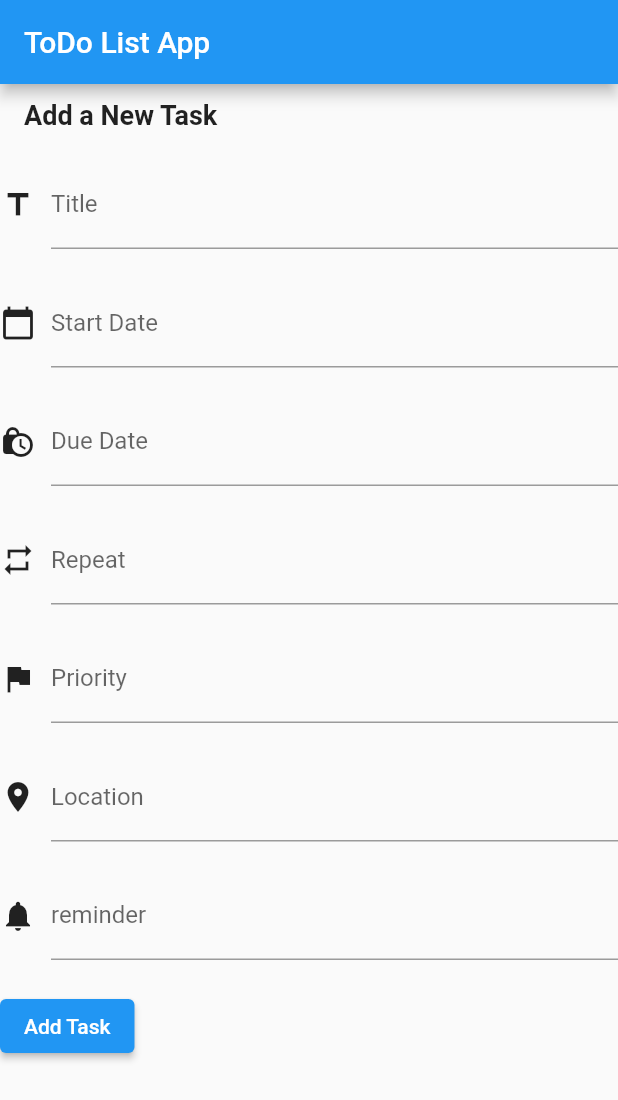
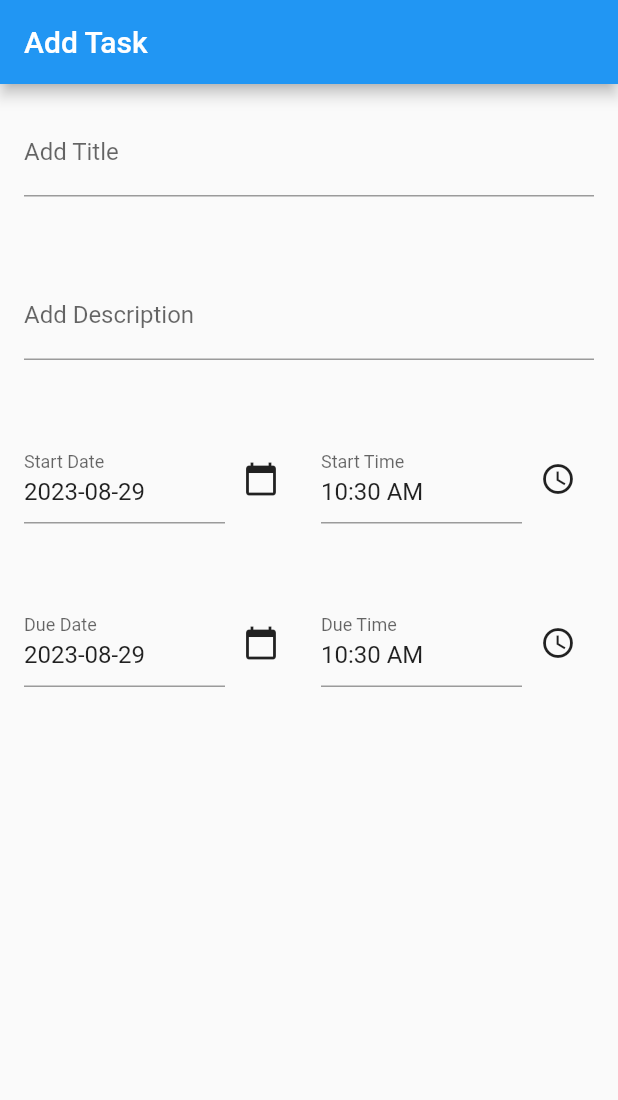
Before and after one commit to ZainR10/to-do-list-flutter-app, a Flutter app: the screen it shows after launch, on a phone screen of 412 x 824 dp. Shown: the top 1100 px of the screen. Run offline on Flutter 3.47's test engine with Material 2 defaults, Android fonts, the phone set to English and light mode, and no system bars; our stand-ins replace curved_navigation_bar.

Commit message:
made the code and ui simple

```diff
--- a/lib/add_task_list.dart
+++ b/lib/add_task_list.dart
@@ -1,126 +1,175 @@
 import 'package:flutter/material.dart';
 
 class AddTasklist extends StatefulWidget {
-  const AddTasklist({super.key});
-
   @override
   State<AddTasklist> createState() => _AddTasklistState();
 }
 
 class _AddTasklistState extends State<AddTasklist> {
-  final titleController = TextEditingController();
-  final startDateController = TextEditingController();
-  final dueDateController = TextEditingController();
-  final repeatController = TextEditingController();
-  final priorityController = TextEditingController();
-  final locationController = TextEditingController();
-  final reminderController = TextEditingController();
-  final List<Map<String, dynamic>> tasks = [];
+  //to store title data
+  TextEditingController titleController = TextEditingController();
+  //to store description data
+  TextEditingController descriptionController = TextEditingController();
+  //it is  default time for each of the respective fields
+  DateTime startDate = DateTime.now();
+  TimeOfDay startTime = TimeOfDay.now();
+  DateTime dueDate = DateTime.now();
+  TimeOfDay dueTime = TimeOfDay.now();
 
-  Widget buildPropertyInput(
-      IconData icon, String label, TextEditingController controller) {
-    return Padding(
-      padding: EdgeInsets.symmetric(vertical: 10),
-      child: Row(
-        children: [
-          Icon(icon),
-          SizedBox(width: 10),
-          Expanded(
-            child: TextField(
-              controller: controller,
-              decoration: InputDecoration(
-                labelText: label,
-              ),
-            ),
-          ),
-        ],
-      ),
+  Future<void> _selectStartDate(BuildContext context) async {
+    final DateTime? pickedDate = await showDatePicker(
+      context: context,
+      initialDate: startDate,
+      firstDate: DateTime(2000),
+      lastDate: DateTime(3000),
     );
+    if (pickedDate != null && pickedDate != startDate) {
+      setState(() {
+        startDate = pickedDate;
+      });
+    }
+  }
+
+  Future<void> _selectStartTime(BuildContext context) async {
+    final TimeOfDay? pickedTime = await showTimePicker(
+      context: context,
+      initialTime: startTime,
+    );
+    if (pickedTime != null) {
+      setState(() {
+        startTime = pickedTime;
+      });
+    }
+  }
+
+  Future<void> _selectDueDate(BuildContext context) async {
+    final DateTime? pickedDate = await showDatePicker(
+      context: context,
+      initialDate: dueDate,
+      firstDate: DateTime(2000),
+      lastDate: DateTime(2101),
+    );
+    if (pickedDate != null && pickedDate != dueDate) {
+      setState(() {
+        dueDate = pickedDate;
+      });
+    }
+  }
+
+  Future<void> _selectDueTime(BuildContext context) async {
+    final TimeOfDay? pickedTime = await showTimePicker(
+      context: context,
+      initialTime: dueTime,
+    );
+    if (pickedTime != null) {
+      setState(() {
+        dueTime = pickedTime;
+      });
+    }
   }
 
   @override
   Widget build(BuildContext context) {
     return Scaffold(
       appBar: AppBar(
-          title: Text('ToDo List App'),
+        title: Text('Add Task'),
       ),
       body: SingleChildScrollView(
+        child: Padding(
+          padding: EdgeInsets.all(16.0),
           child: Column(
             crossAxisAlignment: CrossAxisAlignment.start,
             children: [
-              Padding(
-                padding: EdgeInsets.symmetric(horizontal: 16, vertical: 10),
-                child: Text(
-                  'Add a New Task',
-                  style: TextStyle(fontSize: 18, fontWeight: FontWeight.bold),
+              TextField(
+                controller: titleController,
+                decoration: InputDecoration(labelText: 'Add Title'),
+              ),
+              SizedBox(
+                height: 50.0,
+              ),
+              TextField(
+                controller: descriptionController,
+                decoration: InputDecoration(labelText: 'Add Description'),
+              ),
+              SizedBox(height: 50.0),
+              Row(
+                children: [
+                  Expanded(
+                    child: GestureDetector(
+                      onTap: () => _selectStartDate(context),
+                      child: AbsorbPointer(
+                        child: TextField(
+                          controller: TextEditingController(
+                              text: startDate.toString().split(' ')[0]),
+                          decoration: InputDecoration(labelText: 'Start Date'),
                         ),
                       ),
-              buildPropertyInput(
-                Icons.title,
-                'Title',
-                titleController,
                     ),
-              buildPropertyInput(
-                Icons.calendar_today,
-                'Start Date',
-                startDateController,
                   ),
-              buildPropertyInput(
-                Icons.lock_clock,
-                'Due Date',
-                dueDateController,
+                  IconButton(
+                    icon: Icon(Icons.calendar_today),
+                    onPressed: () => _selectStartDate(context),
                   ),
-              buildPropertyInput(
-                Icons.repeat,
-                'Repeat',
-                repeatController,
+                  SizedBox(width: 16.0),
+                  Expanded(
+                    child: GestureDetector(
+                      onTap: () => _selectStartTime(context),
+                      child: AbsorbPointer(
+                        child: TextField(
+                          controller: TextEditingController(
+                              text: startTime.format(context)),
+                          decoration: InputDecoration(labelText: 'Start Time'),
                         ),
-              buildPropertyInput(
-                Icons.flag,
-                'Priority',
-                priorityController,
                       ),
-              buildPropertyInput(
-                Icons.location_on,
-                'Location',
-                locationController,
                     ),
-              buildPropertyInput(
-                Icons.notifications,
-                'reminder',
-                reminderController,
                   ),
-              Padding(
-                padding: EdgeInsets.symmetric(vertical: 10),
-                child: ElevatedButton(
-                  onPressed: () {
-                    tasks.add({
-                      'title': titleController.text,
-                      'startDate': startDateController.text,
-                      'dueDate': dueDateController.text,
-                      'repeat': repeatController.text,
-                      'priorityColor': priorityController.text,
-                      'location': locationController.text,
-                    });
-                    setState(() {});
-                  },
-                  child: Text('Add Task'),
-                ),
+                  IconButton(
+                    icon: Icon(Icons.access_time),
+                    onPressed: () => _selectStartTime(context),
                   ),
                 ],
               ),
-        ));
-  }
-
-  Widget buildPropertyDisplay(IconData icon, String label, String value) {
-    return Padding(
-      padding: EdgeInsets.symmetric(vertical: 10),
-      child: Row(
+              SizedBox(height: 50.0),
+              Row(
                 children: [
-          Icon(icon),
-          SizedBox(width: 10),
-          Text('$label: $value'),
+                  Expanded(
+                    child: GestureDetector(
+                      onTap: () => _selectDueDate(context),
+                      child: AbsorbPointer(
+                        child: TextField(
+                          controller: TextEditingController(
+                              text: dueDate.toString().split(' ')[0]),
+                          decoration: InputDecoration(labelText: 'Due Date'),
+                        ),
+                      ),
+                    ),
+                  ),
+                  IconButton(
+                    icon: Icon(Icons.calendar_today),
+                    onPressed: () => _selectDueDate(context),
+                  ),
+                  SizedBox(width: 16.0),
+                  Expanded(
+                    child: GestureDetector(
+                      onTap: () => _selectDueTime(context),
+                      child: AbsorbPointer(
+                        child: TextField(
+                          controller: TextEditingController(
+                              text: dueTime.format(context)),
+                          decoration: InputDecoration(labelText: 'Due Time'),
+                        ),
+                      ),
+                    ),
+                  ),
+                  IconButton(
+                    icon: Icon(Icons.access_time),
+                    onPressed: () => _selectDueTime(context),
+                  ),
                 ],
+              ),
+            ],
+          ),
+        ),
       ),
     );
   }
--- a/lib/main.dart
+++ b/lib/main.dart
@@ -16,7 +16,7 @@ class MyApp extends StatelessWidget {
     return MaterialApp(
       theme: appthemedata,
       debugShowCheckedModeBanner: false,
-      home: const AddTasklist(),
+      home: AddTasklist(),
     );
   }
 }
```
Lines whose indentation alone changed are shown as unchanged.
